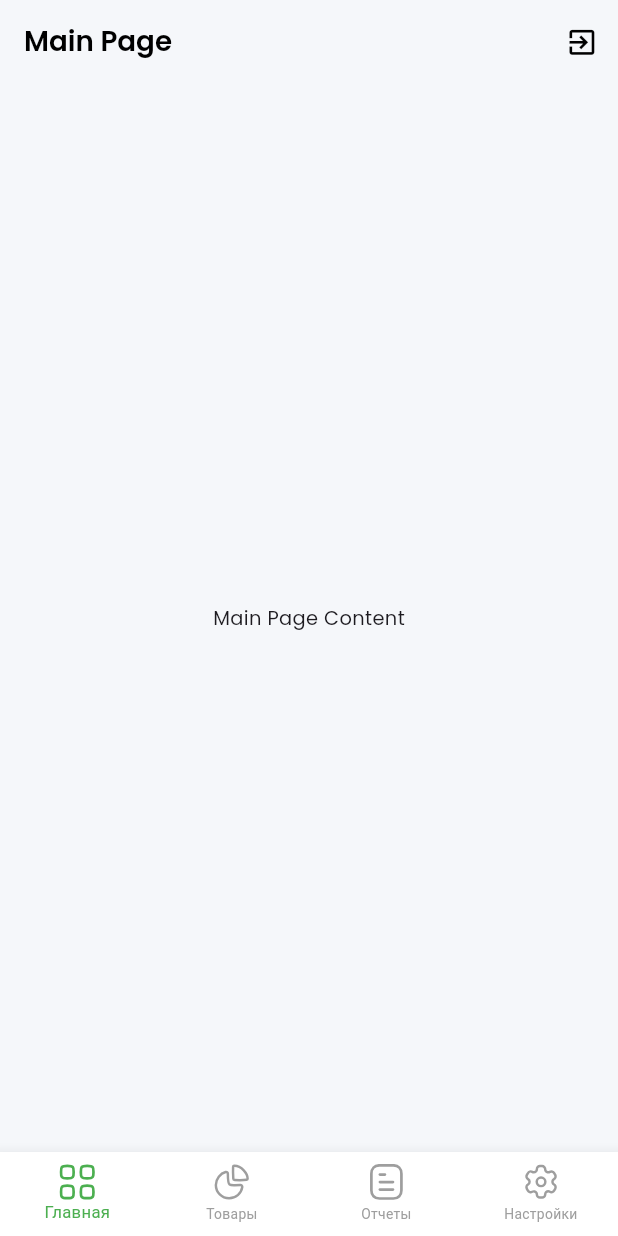
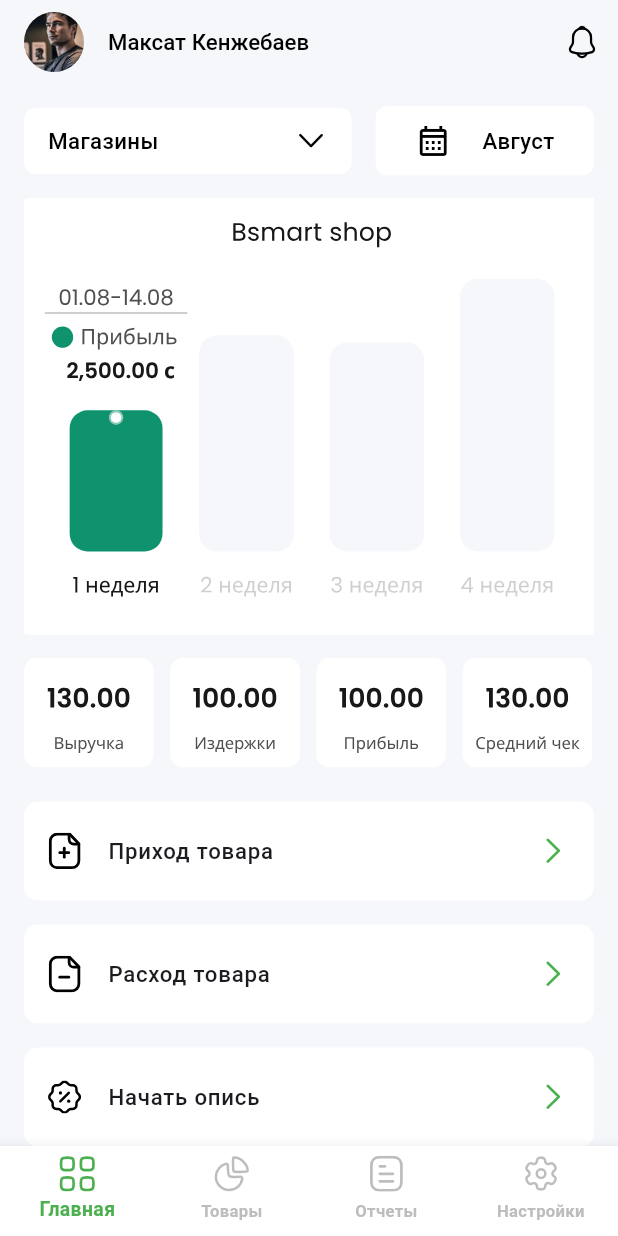
Before and after one commit to raatbek02/BSmart_first_app, a Flutter app: the MainPage screen opened by its route, on a phone screen of 412 x 824 dp. Run offline on Flutter 3.47's test engine with Material 3 defaults, Android fonts, the phone set to English and light mode, and no system bars; our stand-ins replace dartz, dio, equatable, flutter_bloc, flutter_screenutil, flutter_spinkit and 7 more; missing offline and left inert: syncfusion_localizations; accounts and stored records are empty.

Commit message:
Made home page, version 1

```diff
--- /dev/null
+++ b/lib/core/common/widgets/navigation_item_card.dart
@@ -0,0 +1,50 @@
+import 'package:flutter/cupertino.dart';
+import 'package:flutter/material.dart';
+import 'package:flutter_screenutil/flutter_screenutil.dart';
+
+class NavigationItemCard extends StatelessWidget {
+  final Widget icon;
+  final String title;
+  final VoidCallback onTap;
+
+  const NavigationItemCard({
+    super.key,
+    required this.icon,
+    required this.title,
+    required this.onTap,
+  });
+
+  @override
+  Widget build(BuildContext context) {
+    return Container(
+      margin: EdgeInsets.symmetric(horizontal: 0, vertical: 8.w),
+      decoration: BoxDecoration(
+        color: Colors.white,
+        borderRadius: BorderRadius.circular(10.r),
+      ),
+      child: Material(
+        color: Colors
+            .transparent, // Прозрачный цвет для сохранения цвета Container
+        borderRadius: BorderRadius.circular(10.r),
+        child: InkWell(
+          borderRadius: BorderRadius.circular(10.r),
+          onTap: onTap,
+          splashColor: Colors.green.withOpacity(0.2), // Цвет эффекта нажатия
+          highlightColor:
+              Colors.green.withOpacity(0.1), // Цвет подсветки при нажатии
+          child: ListTile(
+            leading: icon,
+            title: Text(
+              title,
+              style: TextStyle(fontSize: 16.sp, fontWeight: FontWeight.w500),
+            ),
+            trailing:
+                const Icon(CupertinoIcons.right_chevron, color: Colors.green),
+            contentPadding:
+                const EdgeInsets.symmetric(horizontal: 16, vertical: 5),
+          ),
+        ),
+      ),
+    );
+  }
+}
--- a/lib/features/home/presentation/pages/home_page.dart
+++ b/lib/features/home/presentation/pages/home_page.dart
@@ -1,9 +1,14 @@
-import 'package:bsmart_first_app/core/routes/auth_routes.dart';
+import 'package:bsmart_first_app/core/common/widgets/navigation_item_card.dart';
+import 'package:bsmart_first_app/core/common/widgets/show_dynamic_modal_bottom.dart';
+import 'package:bsmart_first_app/core/helpers/my_logger.dart';
 import 'package:bsmart_first_app/features/auth/presentation/bloc/auth_bloc/auth_bloc.dart';
+import 'package:bsmart_first_app/features/home/presentation/widgets/home_navigations_widget.dart';
+import 'package:bsmart_first_app/features/home/presentation/widgets/home_statistics_widget.dart';
+import 'package:bsmart_first_app/features/home/presentation/widgets/store_and_date_selection.dart';
 import 'package:flutter/material.dart';
 import 'package:flutter_bloc/flutter_bloc.dart';
 import 'package:flutter_screenutil/flutter_screenutil.dart';
-import 'package:go_router/go_router.dart';
+import 'package:flutter_svg/svg.dart';
 
 class HomePage extends StatefulWidget {
   const HomePage({super.key});
@@ -13,27 +18,77 @@
 }
 
 class _HomePageState extends State<HomePage> {
+  String? _selectedStore;
+
   @override
   Widget build(BuildContext context) {
+    final List<Map<String, String>> stores = [
+      {'name': 'Bsmart shop', 'iconPath': 'assets/svg/shop_icon.svg'},
+      {'name': 'Bruno Villa', 'iconPath': 'assets/svg/shop_icon.svg'},
+      {'name': 'Mega Store', 'iconPath': 'assets/svg/shop_icon.svg'},
+    ];
+
     return Scaffold(
       appBar: AppBar(
-        title: const Text('Main Page'),
+        leading: Padding(
+          padding: EdgeInsets.only(left: 16.w),
+          child: CircleAvatar(
+            radius: 32.w,
+            backgroundImage:
+                const AssetImage('assets/images/default_avatar.jpeg'),
+            backgroundColor: Colors.grey.shade300,
+          ),
+        ),
+        title: Text(
+          'Максат Кенжебаев',
+          style: TextStyle(
+            fontWeight: FontWeight.w500,
+            fontSize: 16.sp,
+          ),
+        ),
         actions: [
           IconButton(
-            icon: const Icon(Icons.exit_to_app),
+            icon: SvgPicture.asset(
+              'assets/svg/notification_icon.svg',
+              width: 24.w,
+              colorFilter: const ColorFilter.mode(
+                Colors.black,
+                BlendMode.srcIn,
+              ),
+            ),
             onPressed: () => _showLogoutDialog(context),
           ),
         ],
       ),
-      body: BlocListener<AuthBloc, AuthState>(
-        listener: (context, state) {
-          if (state is AuthUnauthenticated || state is AuthLogoutSuccess) {
-            // Перенаправляем пользователя на страницу входа после выхода
-            context.go(AuthRoutes.onBoardingPage);
-          }
-        },
-        child: Center(
-          child: Text('Main Page Content', style: TextStyle(fontSize: 14.sp)),
+      body: Container(
+        padding: EdgeInsets.only(left: 16.w, right: 16.w, top: 16.h),
+        child: ListView(
+          children: [
+            StoreAndDateSelection(
+              onStoreTap: () => Future.delayed(
+                const Duration(milliseconds: 200),
+                () => showDynamicModalBottom(
+                  context: context,
+                  title: 'Выберите магазин',
+                  items: stores,
+                  selectedValue: _selectedStore,
+                  onItemSelected: (value) {
+                    setState(() {
+                      _selectedStore = value;
+                    });
+                  },
+                ),
+              ),
+              onMonthTap: () => Future.delayed(
+                const Duration(milliseconds: 200),
+                () => logger.i("ShowCalendarBottom"),
+              ),
+            ),
+            SizedBox(height: 16.h),
+            const HomeStatisticsWidget(),
+            SizedBox(height: 16.h),
+            const HomeNavigationsWidget(),
+          ],
         ),
       ),
     );
--- a/lib/features/home/presentation/pages/main_page.dart
+++ b/lib/features/home/presentation/pages/main_page.dart
@@ -1,7 +1,9 @@
 import 'package:bsmart_first_app/features/home/presentation/pages/home_page.dart';
-import 'package:flutter/cupertino.dart';
 import 'package:flutter/material.dart';
 import 'package:flutter_svg/svg.dart';
+import 'package:flutter_screenutil/flutter_screenutil.dart';
+import 'package:flutter_svg/flutter_svg.dart';
+import 'package:google_fonts/google_fonts.dart';
 
 // class MainPage extends StatefulWidget {
 //   final int initialPage;
@@ -113,9 +115,7 @@
 //   }
 // }
 
-import 'package:flutter/material.dart';
-import 'package:flutter_screenutil/flutter_screenutil.dart';
-import 'package:flutter_svg/flutter_svg.dart';
+
 
 class MainPage extends StatefulWidget {
   final int initialPage;
@@ -162,7 +162,6 @@
     return GestureDetector(
       onTap: () => FocusScope.of(context).unfocus(),
       child: Scaffold(
-        backgroundColor: const Color.fromRGBO(245, 247, 250, 1),
         body: PageView(
           physics: const NeverScrollableScrollPhysics(),
           controller: _pageController,
@@ -175,10 +174,20 @@
             currentIndex: value,
             onTap: onTap,
             backgroundColor: Colors.white,
+            selectedLabelStyle: GoogleFonts.poppins(
+              fontSize: 14.sp,
+              fontWeight: FontWeight.w600,
+              height: 1.8,
+            ),
+
+            unselectedLabelStyle: GoogleFonts.poppins(
+              fontSize: 12.sp,
+              fontWeight: FontWeight.w600,
+              height: 1.8,
+            ),
             selectedItemColor: Colors.green,
-            unselectedItemColor: Colors.grey.shade500,
-            selectedFontSize: 12.sp,
-            unselectedFontSize: 10.sp,
+            unselectedItemColor: Colors.grey.shade400,
+            iconSize: 24.sp,
             type: BottomNavigationBarType.fixed, // Отключаем анимацию
             items: [
               BottomNavigationBarItem(
@@ -186,7 +195,7 @@
                   'assets/svg/bottom_navigation_icons/home_icon.svg',
                   height: 24.w, // Адаптируем размер иконок
                   colorFilter: ColorFilter.mode(
-                    value == 0 ? Colors.green : Colors.grey.shade500,
+                    value == 0 ? Colors.green : Colors.grey.shade400,
                     BlendMode.srcIn,
                   ),
                 ),
@@ -197,7 +206,7 @@
                   'assets/svg/bottom_navigation_icons/products_icon.svg',
                   height: 24.w, // Адаптируем размер иконок
                   colorFilter: ColorFilter.mode(
-                    value == 1 ? Colors.green : Colors.grey.shade500,
+                    value == 1 ? Colors.green : Colors.grey.shade400,
                     BlendMode.srcIn,
                   ),
                 ),
@@ -208,7 +217,7 @@
                   'assets/svg/bottom_navigation_icons/reports_icon.svg',
                   height: 24.w, // Адаптируем размер иконок
                   colorFilter: ColorFilter.mode(
-                    value == 2 ? Colors.green : Colors.grey.shade500,
+                    value == 2 ? Colors.green : Colors.grey.shade400,
                     BlendMode.srcIn,
                   ),
                 ),
@@ -219,7 +228,7 @@
                   'assets/svg/bottom_navigation_icons/settings_icon.svg',
                   height: 24.w, // Адаптируем размер иконок
                   colorFilter: ColorFilter.mode(
-                    value == 3 ? Colors.green : Colors.grey.shade500,
+                    value == 3 ? Colors.green : Colors.grey.shade400,
                     BlendMode.srcIn,
                   ),
                 ),
--- /dev/null
+++ b/lib/features/home/presentation/widgets/home_navigations_widget.dart
@@ -0,0 +1,72 @@
+import 'package:bsmart_first_app/core/common/widgets/navigation_item_card.dart';
+import 'package:bsmart_first_app/core/helpers/my_logger.dart';
+import 'package:flutter/material.dart';
+import 'package:flutter_screenutil/flutter_screenutil.dart';
+import 'package:flutter_svg/svg.dart';
+
+class HomeNavigationsWidget extends StatelessWidget {
+  const HomeNavigationsWidget({super.key});
+
+  @override
+  Widget build(BuildContext context) {
+    return Column(
+      children: [
+        NavigationItemCard(
+          icon: SvgPicture.asset(
+            'assets/svg/plus.svg',
+            width: 22.w,
+            colorFilter: const ColorFilter.mode(
+              Colors.black,
+              BlendMode.srcIn,
+            ),
+          ),
+          title: 'Приход товара',
+          onTap: () {
+            _handleTap(() {
+              logger.i("Приход товара");
+            });
+          },
+        ),
+        NavigationItemCard(
+          icon: SvgPicture.asset(
+            'assets/svg/minus.svg',
+            width: 22.w,
+            colorFilter: const ColorFilter.mode(
+              Colors.black,
+              BlendMode.srcIn,
+            ),
+          ),
+          title: 'Расход товара',
+          onTap: () {
+            _handleTap(() {
+              logger.i('Расход товара');
+            });
+          },
+        ),
+        NavigationItemCard(
+          icon: SvgPicture.asset(
+            'assets/svg/procent.svg',
+            width: 22.w,
+            colorFilter: const ColorFilter.mode(
+              Colors.black,
+              BlendMode.srcIn,
+            ),
+          ),
+          title: 'Начать опись',
+          onTap: () {
+            _handleTap(() {
+              logger.i('Начать опись');
+            });
+          },
+        ),
+      ],
+    );
+  }
+
+  void _handleTap(VoidCallback callback) {
+    Future.delayed(
+      const Duration(milliseconds: 200),
+      callback,
+    );
+  }
+}
--- /dev/null
+++ b/lib/features/home/presentation/widgets/home_statistics_widget.dart
@@ -0,0 +1,31 @@
+import 'package:flutter/cupertino.dart';
+import 'package:flutter_screenutil/flutter_screenutil.dart';
+import 'package:flutter_svg/svg.dart';
+
+class HomeStatisticsWidget extends StatelessWidget {
+  const HomeStatisticsWidget({super.key});
+
+  @override
+  Widget build(BuildContext context) {
+    return Column(
+      children: [
+        Align(
+          alignment: Alignment.center,
+          child: SvgPicture.asset(
+            'assets/svg/demo_statistics.svg',
+            width: MediaQuery.of(context).size.width,
+            fit: BoxFit.cover,
+          ),
+        ),
+        SizedBox(height: 16.h),
+        Align(
+          alignment: Alignment.center,
+          child: SvgPicture.asset(
+            'assets/svg/demo_statistics_under.svg',
+            width: MediaQuery.of(context).size.width - 32.w,
+          ),
+        ),
+      ],
+    );
+  }
+}
--- /dev/null
+++ b/lib/features/home/presentation/widgets/store_and_date_selection.dart
@@ -0,0 +1,93 @@
+import 'package:flutter/cupertino.dart';
+import 'package:flutter/material.dart';
+import 'package:flutter_screenutil/flutter_screenutil.dart';
+
+class StoreAndDateSelection extends StatelessWidget {
+  final VoidCallback onStoreTap;
+  final VoidCallback onMonthTap;
+
+  const StoreAndDateSelection({
+    super.key,
+    required this.onStoreTap,
+    required this.onMonthTap,
+  });
+
+  @override
+  Widget build(BuildContext context) {
+    return Row(
+      children: [
+        // Кнопка для выбора магазина
+        Expanded(
+          flex: 6,
+          child: Material(
+            color: Colors.white,
+            borderRadius: BorderRadius.circular(8.0),
+            child: InkWell(
+              borderRadius: BorderRadius.circular(8.0),
+              onTap: onStoreTap,
+              splashColor: Colors.green.withOpacity(0.2),
+              highlightColor: Colors.green.withOpacity(0.1),
+              child: Padding(
+                padding: EdgeInsets.symmetric(vertical: 12.h, horizontal: 16.w),
+                child: Row(
+                  mainAxisAlignment: MainAxisAlignment.spaceBetween,
+                  children: [
+                    Text(
+                      'Магазины',
+                      style: TextStyle(
+                        color: Colors.black,
+                        fontSize: 16.sp,
+                        fontWeight: FontWeight.w500,
+                      ),
+                    ),
+                    Icon(
+                      CupertinoIcons.chevron_down,
+                      color: Colors.black,
+                      size: 22.w,
+                    ),
+                  ],
+                ),
+              ),
+            ),
+          ),
+        ),
+        SizedBox(width: 16.w),
+        // Кнопка для выбора месяца
+        Expanded(
+          flex: 4,
+          child: Material(
+            color: Colors.white,
+            borderRadius: BorderRadius.circular(8.0),
+            child: InkWell(
+              borderRadius: BorderRadius.circular(8.0),
+              onTap: onMonthTap,
+              splashColor: Colors.green.withOpacity(0.2),
+              highlightColor: Colors.green.withOpacity(0.1),
+              child: Padding(
+                padding: EdgeInsets.symmetric(vertical: 12.h, horizontal: 16.w),
+                child: Row(
+                  mainAxisAlignment: MainAxisAlignment.spaceAround,
+                  children: [
+                    Icon(
+                      Icons.calendar_month_outlined,
+                      color: Colors.black,
+                      size: 24.w,
+                    ),
+                    Text(
+                      'Август',
+                      style: TextStyle(
+                        color: Colors.black,
+                        fontSize: 16.sp,
+                        fontWeight: FontWeight.w500,
+                      ),
+                    ),
+                  ],
+                ),
+              ),
+            ),
+          ),
+        ),
+      ],
+    );
+  }
+}
--- a/pubspec.yaml
+++ b/pubspec.yaml
@@ -93,6 +93,7 @@
     # Svg files
     - assets/svg/
     - assets/svg/bottom_navigation_icons/
+    - assets/svg/home_svg/
 
   # An image asset can refer to one or more resolution-specific "variants", see
   # https://flutter.dev/assets-and-images/#resolution-aware
```
Also changed, not shown: lib/core/common/widgets/show_dynamic_modal_bottom.dart (added, +101 -0 lines), assets/images/default_avatar.jpeg (added), assets/svg/demo_statistics.svg (added), assets/svg/demo_statistics_under.svg (added), assets/svg/minus.svg (added), assets/svg/notification_icon.svg (added), assets/svg/plus.svg (added), assets/svg/procent.svg (added), assets/svg/shop_icon.svg (added).
